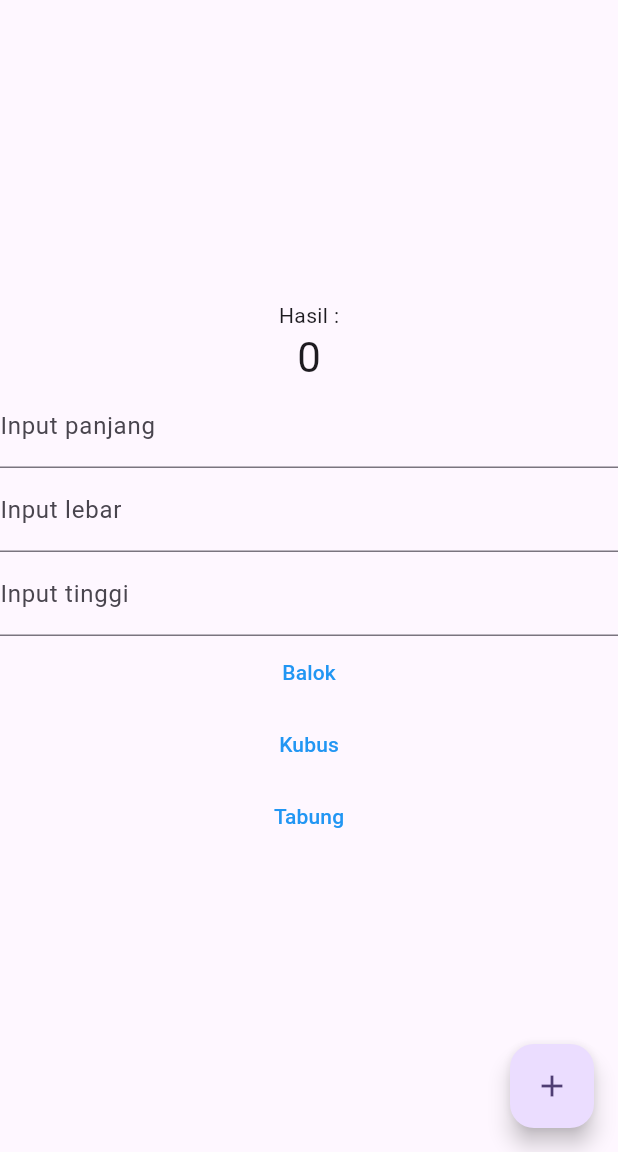
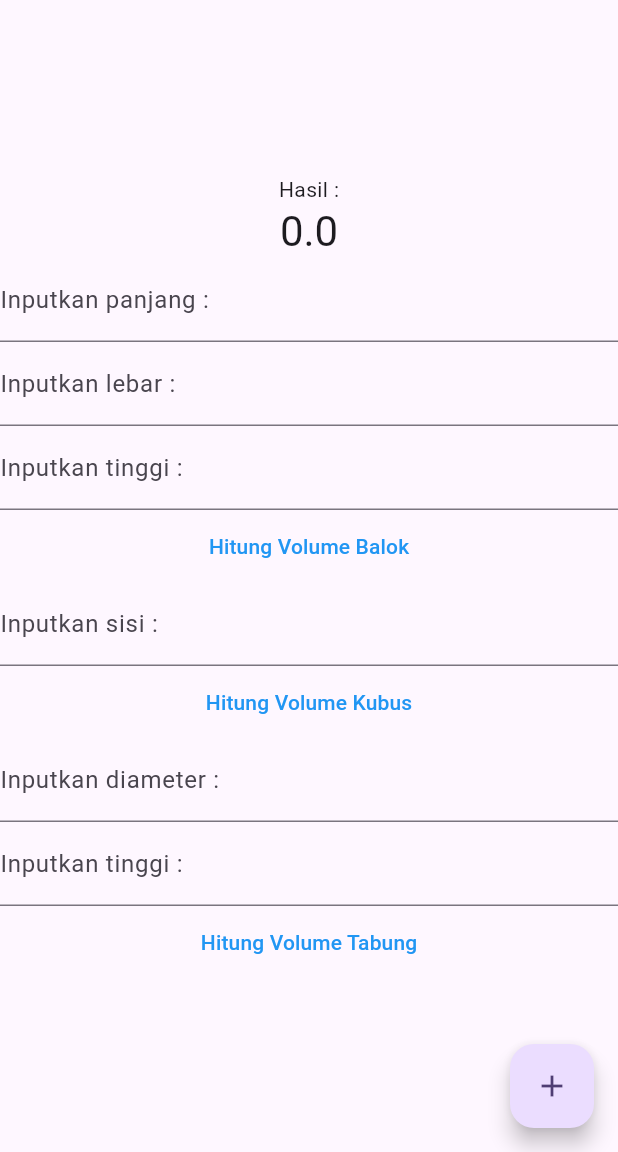
Before and after one commit to KimiDandy/tugasFlutter_1, a Flutter app: the screen it shows after launch, on a phone screen of 412 x 824 dp, the part 84-1236 px from its top. Run offline on Flutter 3.47's test engine with Material 3 defaults, Android fonts, the phone set to English and light mode, and no system bars.

```diff
--- a/lib/main.dart
+++ b/lib/main.dart
@@ -55,10 +55,13 @@ class MyHomePage extends StatefulWidget {
 }
 
 class _MyHomePageState extends State<MyHomePage> {
-  int _counter = 0;
+  double _counter = 0;
   TextEditingController panjangController = TextEditingController();
   TextEditingController lebarController = TextEditingController();
-  TextEditingController tinggiController = TextEditingController();
+  TextEditingController tinggiBalokController = TextEditingController();
+  TextEditingController sisiController = TextEditingController();
+  TextEditingController diameterController = TextEditingController();
+  TextEditingController tinggiTabungController = TextEditingController();
 
   void _incrementCounter() {
     setState(() {
@@ -84,11 +87,9 @@ class _MyHomePageState extends State<MyHomePage> {
   void hitungVolumeBalok(){
     int panjang = int.parse(panjangController.text);
     int lebar = int.parse(lebarController.text);
-    int tinggi = int.parse(tinggiController.text);
+    int tinggi = int.parse(tinggiBalokController.text);
 
-    int hasil = (panjang * lebar * tinggi);
-
-    print("Hasil : " + hasil.toString());
+    double hasil = (panjang * lebar * tinggi).toDouble();
 
     setState(() {
       _counter = hasil;
@@ -96,10 +97,8 @@ class _MyHomePageState extends State<MyHomePage> {
   }
 
   void hitungVolumeKubus(){
-    int sisi = int.parse(panjangController.text);
-    int hasil = (sisi * sisi * sisi);
-
-    print("Hasil : " + hasil.toString());
+    int sisi = int.parse(sisiController.text);
+    double hasil = (sisi * sisi * sisi).toDouble();
 
     setState(() {
       _counter = hasil;
@@ -108,11 +107,15 @@ class _MyHomePageState extends State<MyHomePage> {
 
   void hitungVolumeTabung(){
     double phi = 3.14;
-    double lebar = double.parse(lebarController.text);
-    double tinggi = double.parse(tinggiController.text);
-    double hasil = (phi * lebar * tinggi);
+    double diameter = double.parse(diameterController.text);
+    double tinggi = double.parse(tinggiTabungController.text);
+    double hasil = (phi * (diameter/2) * (diameter/2) * tinggi);
 
     print("Hasil : " + hasil.toString());
+
+    setState(() {
+      _counter = hasil;
+    });
   }
 
   @override
@@ -164,38 +167,61 @@ class _MyHomePageState extends State<MyHomePage> {
               controller: panjangController,
               decoration: InputDecoration(
               border: UnderlineInputBorder(),
-              labelText: "Input panjang",
+              labelText: "Inputkan panjang :",
             ),),
 
             TextFormField(
               controller: lebarController,
               decoration: InputDecoration(
               border: UnderlineInputBorder(),
-              labelText: "Input lebar",
+              labelText: "Inputkan lebar :",
             ),),
 
             TextFormField(
-              controller: tinggiController,
+              controller: tinggiBalokController,
               decoration: InputDecoration(
               border: UnderlineInputBorder(),
-              labelText: "Input tinggi",
+              labelText: "Inputkan tinggi :",
             ),),
 
             TextButton(
               onPressed:hitungVolumeBalok,
-              child: const Text("Balok"),
+              child: const Text("Hitung Volume Balok"),
               style: ButtonStyle(
                 foregroundColor: MaterialStateProperty.all(Colors.blue))
                 ,),
+
+            TextFormField(
+              controller: sisiController,
+              decoration: InputDecoration(
+              border: UnderlineInputBorder(),
+              labelText: "Inputkan sisi : ",
+            ),),
+
             TextButton(
               onPressed:hitungVolumeKubus,
-              child: const Text("Kubus"),
+              child: const Text("Hitung Volume Kubus"),
               style: ButtonStyle(
                 foregroundColor: MaterialStateProperty.all(Colors.blue))
                 ,),
-                TextButton(
+
+            TextFormField(
+              controller: diameterController,
+              decoration: InputDecoration(
+              border: UnderlineInputBorder(),
+              labelText: "Inputkan diameter : ",
+            ),),
+
+            TextFormField(
+              controller: tinggiTabungController,
+              decoration: InputDecoration(
+              border: UnderlineInputBorder(),
+              labelText: "Inputkan tinggi : ",
+            ),),
+
+            TextButton(
               onPressed:hitungVolumeTabung,
-              child: const Text("Tabung"),
+              child: const Text("Hitung Volume Tabung"),
               style: ButtonStyle(
                 foregroundColor: MaterialStateProperty.all(Colors.blue))
                 ,)
```
